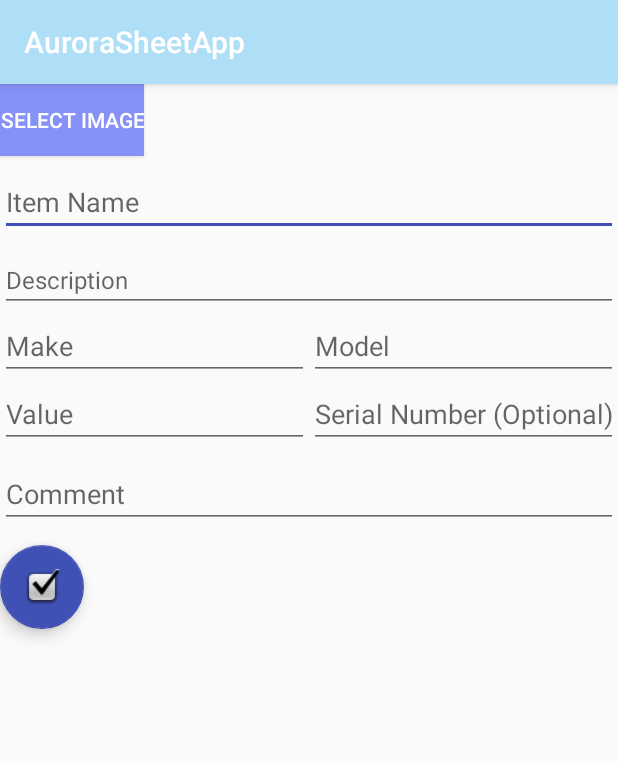
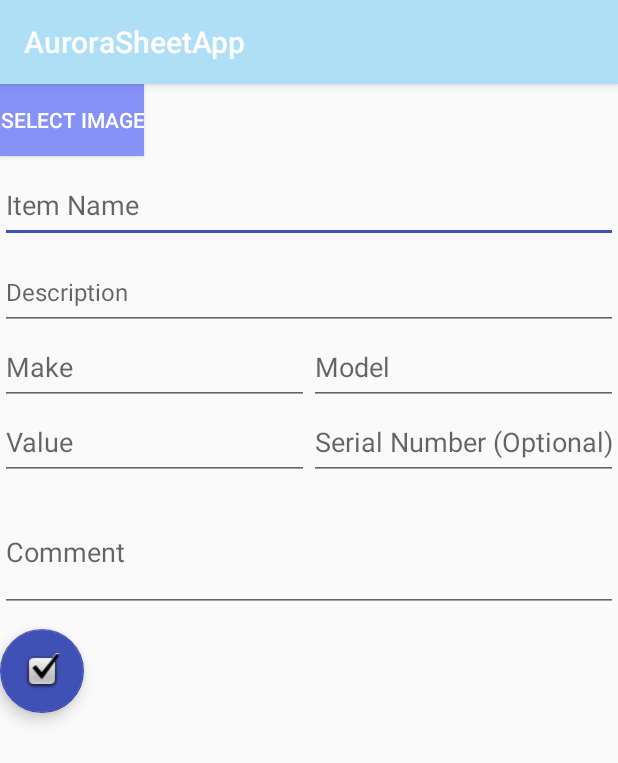
Before and after one commit to CMPUT301F23T26/AuroraSheet, an Android app: the AddItemActivity screen opened directly, with no data from a screen before it, on a phone screen of 412 x 824 dp. Shown: the top 763 px of the screen. Run offline under Robolectric (Android 15) with nearby library versions, the light colour scheme and no system bars.

Commit message:
taller textboxes
on the add/edit item page, most text fields are now 50sp. comments are 80sp

```diff
--- a/app/src/main/res/layout/activity_add_item.xml
+++ b/app/src/main/res/layout/activity_add_item.xml
@@ -19,22 +19,22 @@
     <EditText
         android:id="@+id/itemName"
         android:layout_width="match_parent"
-    android:layout_height="wrap_content"
+        android:layout_height="50sp"
         android:layout_below="@id/imageViewItem"
         android:layout_marginTop="8dp"
         android:hint="Item Name"
         android:inputType="textPersonName"
-    android:textSize="18sp"/>
+        android:textSize="18sp" />
 
     <EditText
         android:id="@+id/itemDescription"
         android:layout_width="match_parent"
-    android:layout_height="wrap_content"
+        android:layout_height="50sp"
         android:layout_below="@id/itemName"
         android:layout_marginTop="8dp"
         android:hint="Description"
         android:inputType="text"
-    android:textSize="16sp"/>
+        android:textSize="16sp" />
 
 <LinearLayout
     android:id="@+id/layoutMakeModel"
@@ -46,18 +46,18 @@
     <EditText
         android:id="@+id/itemMake"
         android:layout_width="0dp"
+        android:layout_height="50sp"
         android:layout_weight="1"
-        android:layout_height="wrap_content"
-        android:inputType="textPersonName"
-        android:hint="Make"/>
+        android:hint="Make"
+        android:inputType="textPersonName" />
 
     <EditText
         android:id="@+id/itemModel"
         android:layout_width="0dp"
+        android:layout_height="50sp"
         android:layout_weight="1"
-        android:layout_height="wrap_content"
-        android:inputType="textPersonName"
-        android:hint="Model"/>
+        android:hint="Model"
+        android:inputType="textPersonName" />
 </LinearLayout>
 
 <LinearLayout
@@ -70,27 +70,27 @@
     <EditText
         android:id="@+id/itemValue"
         android:layout_width="0dp"
+        android:layout_height="50sp"
         android:layout_weight="1"
-        android:layout_height="wrap_content"
-        android:inputType="numberDecimal"
-        android:hint="Value"/>
+        android:hint="Value"
+        android:inputType="numberDecimal" />
 
     <EditText
         android:id="@+id/itemSerialNumber"
         android:layout_width="0dp"
+        android:layout_height="50sp"
         android:layout_weight="1"
-        android:layout_height="wrap_content"
-        android:inputType="number"
-        android:hint="Serial Number (Optional)"/>
+        android:hint="Serial Number (Optional)"
+        android:inputType="number" />
 </LinearLayout>
 
     <EditText
         android:id="@+id/itemComment"
         android:layout_width="match_parent"
-    android:layout_height="wrap_content"
+        android:layout_height="80sp"
         android:layout_below="@id/layoutValueSerial"
         android:layout_marginTop="8dp"
-    android:hint="Comment"/>
+        android:hint="Comment" />
 
 
     <com.google.android.material.floatingactionbutton.FloatingActionButton
```
Also changed, not shown: app/src/main/res/layout/activity_edit_item.xml (+9 -9 lines). Lines whose indentation alone changed are shown as unchanged.
